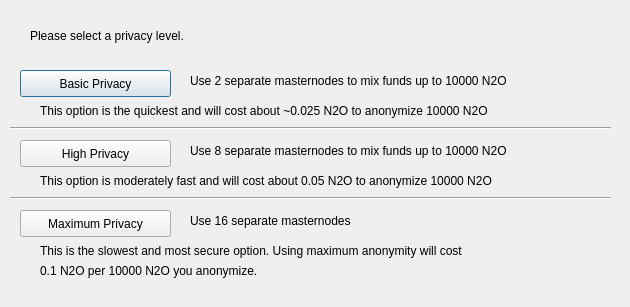
Old version of the form src/qt/forms/mixTXconfig.ui in the repository Salvage-Ex/salvage-old.
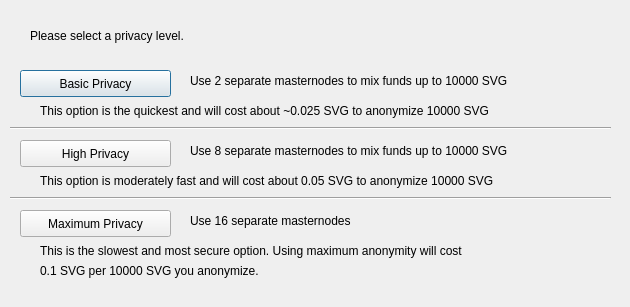
New version of the form.

Diff of the .ui file:
```diff
--- a/src/qt/forms/mixTXconfig.ui
+++ b/src/qt/forms/mixTXconfig.ui
@@ -75,7 +75,7 @@
     </rect>
    </property>
    <property name="text">
-    <string>Use 2 separate masternodes to mix funds up to 10000 N2O</string>
+    <string>Use 2 separate masternodes to mix funds up to 10000 SVG</string>
    </property>
   </widget>
   <widget class="QLabel" name="label_3">
@@ -88,7 +88,7 @@
     </rect>
    </property>
    <property name="text">
-    <string>Use 8 separate masternodes to mix funds up to 10000 N2O</string>
+    <string>Use 8 separate masternodes to mix funds up to 10000 SVG</string>
    </property>
   </widget>
   <widget class="QLabel" name="label_4">
@@ -114,7 +114,7 @@
     </rect>
    </property>
    <property name="text">
-    <string>This option is the quickest and will cost about ~0.025 N2O to anonymize 10000 N2O</string>
+    <string>This option is the quickest and will cost about ~0.025 SVG to anonymize 10000 SVG</string>
    </property>
   </widget>
   <widget class="QLabel" name="label_7">
@@ -127,7 +127,7 @@
     </rect>
    </property>
    <property name="text">
-    <string>This option is moderately fast and will cost about 0.05 N2O to anonymize 10000 N2O</string>
+    <string>This option is moderately fast and will cost about 0.05 SVG to anonymize 10000 SVG</string>
    </property>
   </widget>
   <widget class="QLabel" name="label_8">
@@ -153,7 +153,7 @@
     </rect>
    </property>
    <property name="text">
-    <string>0.1 N2O per 10000 N2O you anonymize.</string>
+    <string>0.1 SVG per 10000 SVG you anonymize.</string>
    </property>
   </widget>
   <widget class="Line" name="line">
```
